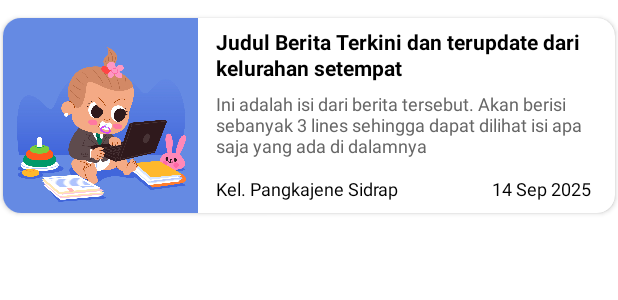
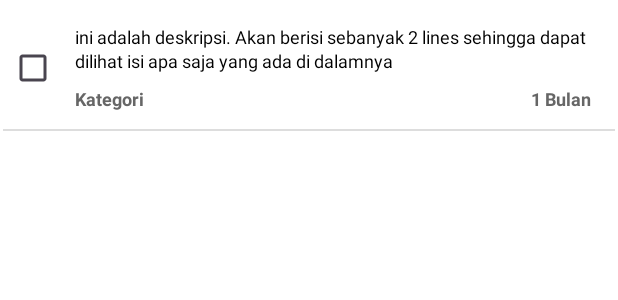
Before and after one commit to MunMunDev/Pemantauan-Kesehatan-Anak, an Android app: the layout item_list_milestone.xml on its own in the app's theme, with its tools: preview values and no code run, on a phone screen of 412 x 824 dp. Shown: the top 300 px of the screen. Run offline under Robolectric (Android 15) with nearby library versions, the phone set to English and light mode, and no system bars.

Commit message:
add milestone

```diff
--- a/app/src/main/java/com/abcd/pemantauankesehatananak/data/model/MilestoneModel.kt
+++ b/app/src/main/java/com/abcd/pemantauankesehatananak/data/model/MilestoneModel.kt
@@ -3,8 +3,8 @@ package com.abcd.pemantauankesehatananak.data.model
 import com.google.gson.annotations.SerializedName
 
 class MilestoneModel (
-    @SerializedName("id_aktivitas")
-    val id_aktivitas: Int? = null ,
+    @SerializedName("id_milestone")
+    val id_milestone: Int? = null ,
 
     @SerializedName("deskripsi")
     var deskripsi: String? = null,
--- a/app/src/main/res/layout/item_list_milestone.xml
+++ b/app/src/main/res/layout/item_list_milestone.xml
@@ -1,99 +1,90 @@
 <?xml version="1.0" encoding="utf-8"?>
-<androidx.cardview.widget.CardView
+<androidx.constraintlayout.widget.ConstraintLayout
     xmlns:android="http://schemas.android.com/apk/res/android"
     xmlns:app="http://schemas.android.com/apk/res-auto"
     android:layout_width="match_parent"
-    android:layout_height="130dp"
-    android:layout_marginTop="12dp"
+    android:layout_height="wrap_content"
+    android:layout_marginTop="10dp"
     android:layout_marginStart="2dp"
     android:layout_marginEnd="2dp"
-    android:layout_marginBottom="2dp"
-    app:cardCornerRadius="12dp"
+    android:paddingBottom="2dp"
     android:backgroundTint="@color/white">
 
-    <androidx.constraintlayout.widget.ConstraintLayout
-        android:layout_width="match_parent"
-        android:layout_height="match_parent">
-        <ImageView
-            android:id="@+id/ivGambar"
-            android:layout_width="130dp"
-            android:layout_height="match_parent"
+    <CheckBox
+        android:id="@+id/cbMilestone"
+        android:layout_width="40dp"
+        android:layout_height="40dp"
+        app:layout_constraintTop_toTopOf="@id/clIsi"
+        app:layout_constraintBottom_toBottomOf="@id/clIsi"
         app:layout_constraintStart_toStartOf="parent"
-            android:src="@drawable/ic_image_error"
+        android:src="@drawable/ic_image_error2"
         android:scaleType="centerCrop"
         android:elevation="1dp"/>
 
     <androidx.constraintlayout.widget.ConstraintLayout
+        android:id="@+id/clIsi"
         android:layout_width="0dp"
-            android:layout_height="0dp"
+        android:layout_height="58dp"
         app:layout_constraintTop_toTopOf="parent"
-            app:layout_constraintStart_toEndOf="@id/ivGambar"
+        app:layout_constraintStart_toEndOf="@id/cbMilestone"
         app:layout_constraintEnd_toEndOf="parent"
-            app:layout_constraintBottom_toBottomOf="parent"
         android:layout_marginTop="6dp"
-            android:layout_marginStart="12dp"
+        android:layout_marginStart="8dp"
         android:layout_marginEnd="12dp"
-            android:layout_marginBottom="8dp">
+        android:layout_marginBottom="6dp">
+
         <TextView
-                android:id="@+id/tvJudul"
+            android:id="@+id/tvDeskripsi"
             android:layout_width="0dp"
             android:layout_height="wrap_content"
             app:layout_constraintTop_toTopOf="parent"
             app:layout_constraintStart_toStartOf="parent"
             app:layout_constraintEnd_toEndOf="parent"
-                android:lineSpacingExtra="1dp"
-                android:text="Judul Berita Terkini dan terupdate dari kelurahan setempat"
-                android:textSize="14sp"
-                android:textStyle="bold"
+            android:text="ini adalah deskripsi. Akan berisi sebanyak 2 lines sehingga dapat dilihat isi apa saja yang ada di dalamnya"
+            android:textSize="12sp"
             android:textColor="@color/black"
+            android:gravity="start"
+            android:lineSpacingExtra="2dp"
             android:maxLines="2"
             android:ellipsize="end"/>
 
         <TextView
-                android:id="@+id/tvIsiSingkat"
-                android:layout_width="wrap_content"
-                android:layout_height="wrap_content"
-                app:layout_constraintTop_toBottomOf="@id/tvJudul"
-                app:layout_constraintStart_toStartOf="parent"
-                android:layout_marginTop="6dp"
-                android:text="Ini adalah isi dari berita tersebut. Akan berisi sebanyak 3 lines sehingga dapat dilihat isi apa saja yang ada di dalamnya"
-                android:textSize="12sp"
-                android:textColor="@color/abuabu_tua"
-                android:maxLines="3"
-                android:ellipsize="end"/>
-
-            <TextView
-                android:id="@+id/tvKelurahan"
+            android:id="@+id/tvKategori"
             android:layout_width="wrap_content"
             android:layout_height="wrap_content"
             app:layout_constraintBottom_toBottomOf="parent"
             app:layout_constraintStart_toStartOf="parent"
             android:layout_marginTop="4dp"
             android:layout_marginEnd="4dp"
-                android:text="Kel. Pangkajene Sidrap"
+            android:text="Kategori"
             android:textSize="12sp"
-                android:textColor="@color/black"
-                android:textStyle="normal"
+            android:textColor="@color/abuabu_tua"
+            android:textStyle="bold"
             android:maxLines="1"
             android:ellipsize="end"/>
 
         <TextView
-                android:id="@+id/tvTanggal"
+            android:id="@+id/tvUsia"
             android:layout_width="wrap_content"
             android:layout_height="wrap_content"
             app:layout_constraintBottom_toBottomOf="parent"
             app:layout_constraintEnd_toEndOf="parent"
             android:layout_marginTop="4dp"
             android:layout_marginEnd="4dp"
-                android:text="14 Sep 2025"
+            android:text="1 Bulan"
             android:textSize="12sp"
-                android:textColor="@color/black"
-                android:textStyle="normal"
+            android:textColor="@color/abuabu_tua"
+            android:textStyle="bold"
             android:maxLines="1"
             android:ellipsize="end"/>
 
     </androidx.constraintlayout.widget.ConstraintLayout>
 
+    <View
+        android:layout_width="match_parent"
+        android:layout_height="1.2dp"
+        android:background="@color/abuabu_muda"
+        app:layout_constraintTop_toBottomOf="@+id/clIsi"
+        android:layout_marginTop="12dp"/>
+
 </androidx.constraintlayout.widget.ConstraintLayout>
-
-</androidx.cardview.widget.CardView>
```
Also changed, not shown: app/src/main/java/com/abcd/pemantauankesehatananak/adapter/MilestoneAdapter.kt (+37 -11 lines), app/src/main/java/com/abcd/pemantauankesehatananak/data/repository/MilestoneRepository.kt (+8 -1 lines), app/src/main/java/com/abcd/pemantauankesehatananak/ui/fragment/user/perkembangan/MilestoneFragment.kt (added, +149 -0 lines), app/src/main/java/com/abcd/pemantauankesehatananak/ui/fragment/user/perkembangan/MilestoneViewModel.kt (+17 -0 lines), app/src/main/res/layout/fragment_milestone.xml (added, +33 -0 lines). Lines whose indentation alone changed are shown as unchanged.
